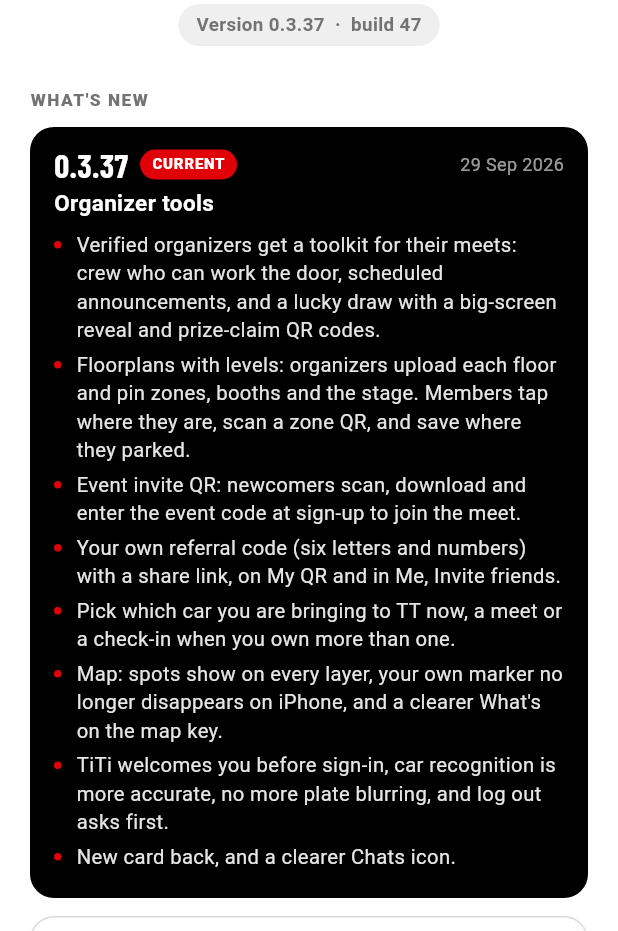
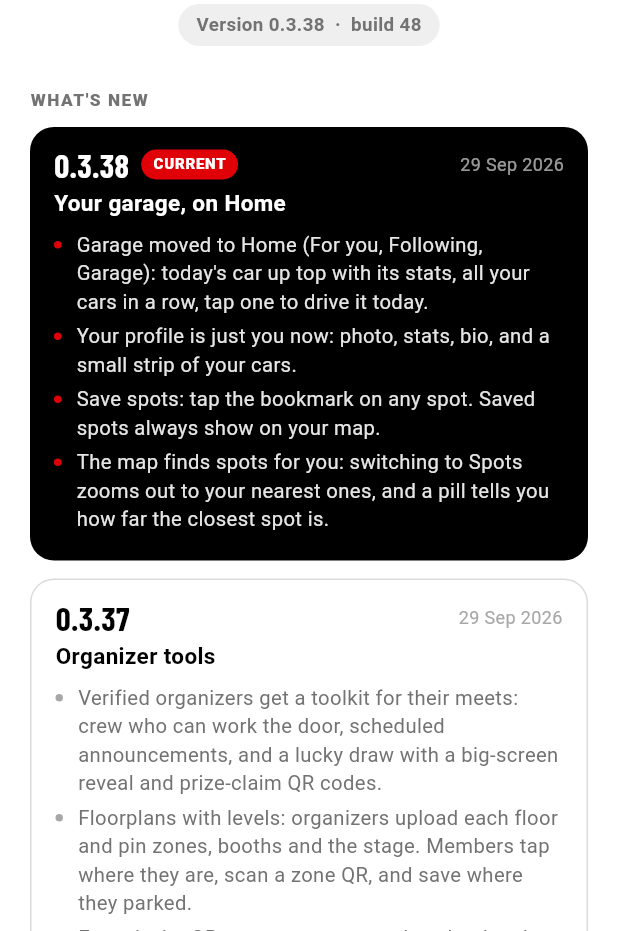
Before and after one commit to CreatiqAI/TTSpot, a Flutter app: the AboutScreen screen opened directly, on a phone screen of 412 x 824 dp, the part 305-1236 px from its top. Run offline on Flutter 3.47's test engine with Material 3 defaults, Android fonts, the phone set to English and light mode, and no system bars; our stand-ins replace cached_network_image, firebase_core, firebase_crashlytics, firebase_messaging, flutter_riverpod, geolocator and 8 more; missing offline and left inert: mapbox_maps_flutter, mobile_scanner, record; accounts and stored records are empty.

Commit message:
0.3.38: garage on Home, profile is just the person, saved spots and nearest-spot discovery
Migration 0070 applied. Verified on a cold emulator: Garage tab, profile
strip, spot dots on Now, Spots layer fits the member plus nearest spots;
toggle_place_save / my_saved_places / nearest_spots checked on the live DB.

Co-Authored-By: Claude Opus 5.5 <noreply@anthropic.com>

```diff
--- a/lib/core/config/app_version.dart
+++ b/lib/core/config/app_version.dart
@@ -1,3 +1,3 @@
 /// Bumped together with pubspec.yaml's `version:` (see CHANGELOG.md).
-const kAppVersion = '0.3.37';
-const kAppBuild = 47;
+const kAppVersion = '0.3.38';
+const kAppBuild = 48;
--- a/lib/core/config/release_notes.dart
+++ b/lib/core/config/release_notes.dart
@@ -9,6 +9,17 @@ class ReleaseNote {
 }
 
 const kReleaseNotes = <ReleaseNote>[
+  ReleaseNote(
+    version: '0.3.38',
+    date: '29 Sep 2026',
+    title: 'Your garage, on Home',
+    points: [
+      'Garage moved to Home (For you, Following, Garage): today\'s car up top with its stats, all your cars in a row, tap one to drive it today.',
+      'Your profile is just you now: photo, stats, bio, and a small strip of your cars.',
+      'Save spots: tap the bookmark on any spot. Saved spots always show on your map.',
+      'The map finds spots for you: switching to Spots zooms out to your nearest ones, and a pill tells you how far the closest spot is.',
+    ],
+  ),
   ReleaseNote(
     version: '0.3.37',
     date: '29 Sep 2026',
--- a/pubspec.yaml
+++ b/pubspec.yaml
@@ -1,7 +1,7 @@
 name: car_meet
 description: "Malaysian car community app — discover meets, TT sessions and convoys on a map."
 publish_to: 'none'
-version: 0.3.37+47
+version: 0.3.38+48
 
 environment:
   sdk: ^3.13.2
```
Also changed, not shown: 1 other file.
